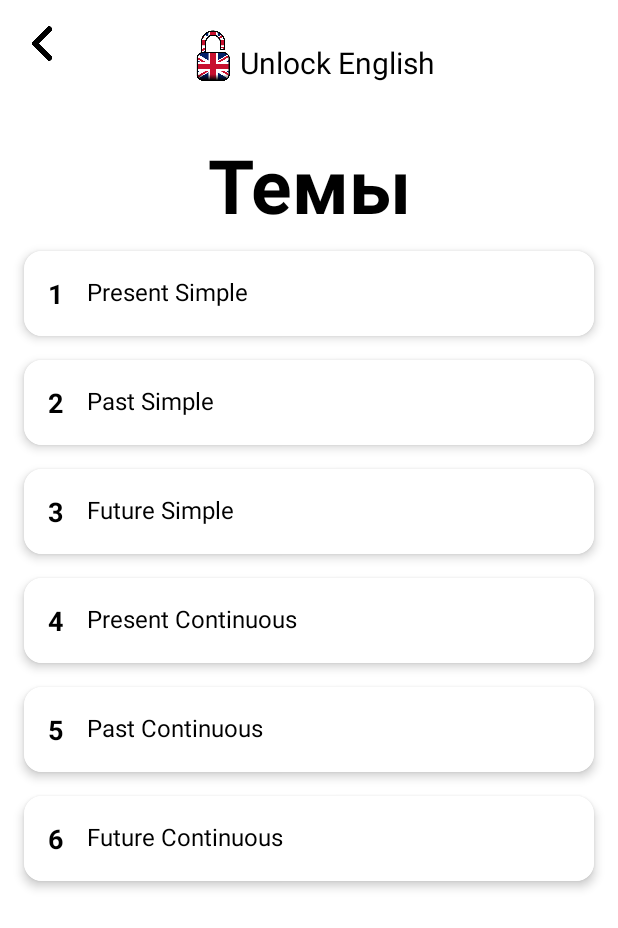
After one commit to RacconTukTIk/Unlock-English, an Android app: the ThemesActivity screen opened directly, with no data from a screen before it, on a phone screen of 412 x 824 dp. The commit adds this screen. Shown: the top 928 px of the screen. Run offline under Robolectric (Android 15) with nearby library versions, the phone set to English and light mode, and no system bars; our stand-ins replace Room's generated code.

Commit message:
add Themes and update BD

```diff
--- a/app/src/main/AndroidManifest.xml
+++ b/app/src/main/AndroidManifest.xml
@@ -14,6 +14,9 @@
         android:supportsRtl="true"
         android:theme="@style/Theme.Application"
         tools:targetApi="31">
+        <activity
+            android:name=".ThemesActivity"
+            android:exported="false" />
         <activity
             android:name=".BottomNavigationActivity"
             android:exported="true" />
@@ -53,8 +56,7 @@
         <activity
             android:name=".AccountMainActivity"
             android:exported="true"
-            android:label="acc_page"
-            />
+            android:label="acc_page" />
 
         <meta-data
             android:name="preloaded_fonts"
--- a/app/src/main/java/com/example/application/DataBase.kt
+++ b/app/src/main/java/com/example/application/DataBase.kt
@@ -4,6 +4,10 @@ import androidx.room.Database
 import androidx.room.Room
 import androidx.room.RoomDatabase
 import android.content.Context
+import androidx.sqlite.db.SupportSQLiteDatabase
+import kotlinx.coroutines.CoroutineScope
+import kotlinx.coroutines.Dispatchers
+import kotlinx.coroutines.launch
 
 @Database(entities = [Topic::class, Test::class], version = 1, exportSchema = false)
 abstract class EnglishDatabase : RoomDatabase() {
@@ -21,10 +25,35 @@ abstract class EnglishDatabase : RoomDatabase() {
                     context.applicationContext,
                     EnglishDatabase::class.java,
                     "english_database"
-                ).build()
+                ).addCallback(DatabaseCallback(context))
+                    .build()
                 INSTANCE = instance
                 instance
             }
         }
     }
+    private class DatabaseCallback(private val context: Context) : RoomDatabase.Callback() {
+        override fun onCreate(db: SupportSQLiteDatabase) {
+            super.onCreate(db)
+            // Заполнение базы данных начальными данными
+            CoroutineScope(Dispatchers.IO).launch {
+                val database = getDatabase(context)
+                val topicDao = database.topicDao()
+
+                // Добавление начальных тем
+                val topics = listOf(
+                    Topic(title = "Present Simple", description = "Basic present tense"),
+                    Topic(title = "Past Simple", description = "Basic past tense"),
+                    Topic(title = "Future Simple", description = "Basic future tense"),
+                    Topic(title = "Present Continuous", description = "Ongoing actions in the present"),
+                    Topic(title = "Past Continuous", description = "Ongoing actions in the past"),
+                    Topic(title = "Future Continuous", description = "Ongoing actions in the future")
+                )
+
+                topics.forEach { topic ->
+                    topicDao.insert(topic)
+                }
+            }
+        }
+    }
 }
--- a/app/src/main/java/com/example/application/MenuFragment.kt
+++ b/app/src/main/java/com/example/application/MenuFragment.kt
@@ -1,5 +1,6 @@
 package com.example.application
 
+import android.content.Intent
 import android.os.Bundle
 import androidx.fragment.app.Fragment
 import android.view.LayoutInflater
@@ -15,9 +16,16 @@ class MenuFragment : Fragment() {
         container: ViewGroup?,
         savedInstanceState: Bundle?
     ): View? {
-        // Inflating layout for this fragment
-        return inflater.inflate(R.layout.activity_menu, container, false)
+        val view = inflater.inflate(R.layout.activity_menu, container, false)
+        val buttonThemes: Button = view.findViewById(R.id.button_themes)
+        buttonThemes.setOnClickListener {
+            val intent = Intent(requireActivity(),ThemesActivity::class.java)
+            startActivity(intent)
+        }
+        return view
     }
+
+
 
     companion object {
         @JvmStatic
--- /dev/null
+++ b/app/src/main/java/com/example/application/ThemesActivity.kt
@@ -0,0 +1,64 @@
+package com.example.application
+
+import android.os.Bundle
+import android.util.Log
+import android.widget.ImageView
+import android.widget.Toast
+import androidx.activity.enableEdgeToEdge
+import androidx.appcompat.app.AppCompatActivity
+import androidx.core.view.ViewCompat
+import androidx.core.view.WindowInsetsCompat
+import androidx.lifecycle.lifecycleScope
+import androidx.recyclerview.widget.LinearLayoutManager
+import androidx.recyclerview.widget.RecyclerView
+import kotlinx.coroutines.launch
+
+class ThemesActivity : AppCompatActivity() {
+
+    private lateinit var recyclerView: RecyclerView
+    private lateinit var adapter: TopicsAdapter
+    private lateinit var englishDatabase: EnglishDatabase
+    private lateinit var topicDao: TopicDao
+
+    override fun onCreate(savedInstanceState: Bundle?) {
+        super.onCreate(savedInstanceState)
+        setContentView(R.layout.activity_themes)
+
+        recyclerView = findViewById(R.id.recyclerViewThemes)
+        recyclerView.layoutManager = LinearLayoutManager(this)
+
+        // Инициализация базы данных и DAO
+        englishDatabase = EnglishDatabase.getDatabase(this)
+        topicDao = englishDatabase.topicDao()
+
+        // Загрузка данных из базы данных
+        loadTopics()
+
+        val buttonExit: ImageView = findViewById(R.id.exitTheme)
+        buttonExit.setOnClickListener {
+            finish()
+        }
+    }
+
+    private fun loadTopics() {
+        lifecycleScope.launch {
+            topicDao.getAllTopics().collect { topics ->
+                // Логируем данные
+                Log.d("ThemesActivity", "Loaded topics: ${topics.size}")
+                topics.forEach { topic ->
+                    Log.d("ThemesActivity", "Topic: ${topic.id}, ${topic.title}")
+                }
+
+                // Обновляем адаптер
+                adapter = TopicsAdapter(topics) { topic ->
+                    Toast.makeText(this@ThemesActivity, "Выбрана тема: ${topic.title}", Toast.LENGTH_SHORT).show()
+                }
+                recyclerView.adapter = adapter
+            }
+        }
+    }
+
+    override fun onBackPressed() {
+
+    }
+}
--- /dev/null
+++ b/app/src/main/java/com/example/application/TopicsAdapter.kt
@@ -0,0 +1,45 @@
+package com.example.application
+
+import android.view.LayoutInflater
+import android.view.View
+import android.view.ViewGroup
+import android.widget.TextView
+import androidx.recyclerview.widget.RecyclerView
+
+class TopicsAdapter(
+    private val topics: List<Topic>,
+    private val onTopicClick: (Topic) -> Unit // Обработчик нажатия
+) : RecyclerView.Adapter<TopicsAdapter.TopicViewHolder>() {
+
+    override fun onCreateViewHolder(parent: ViewGroup, viewType: Int): TopicViewHolder {
+        val view = LayoutInflater.from(parent.context).inflate(R.layout.item_topic, parent, false)
+        return TopicViewHolder(view)
+    }
+
+    override fun onBindViewHolder(holder: TopicViewHolder, position: Int) {
+        val topic = topics[position]
+        holder.bind(topic)
+    }
+
+    override fun getItemCount(): Int {
+        return topics.size
+    }
+
+    inner class TopicViewHolder(itemView: View) : RecyclerView.ViewHolder(itemView) {
+        private val textTopicNumber: TextView = itemView.findViewById(R.id.textTopicNumber)
+        private val textTopicTitle: TextView = itemView.findViewById(R.id.textTopicTitle)
+
+        fun bind(topic: Topic) {
+            // Устанавливаем номер темы из поля id
+            textTopicNumber.text = topic.id.toString()
+
+            // Устанавливаем заголовок темы
+            textTopicTitle.text = topic.title
+
+            // Обработка нажатия на элемент
+            itemView.setOnClickListener {
+                onTopicClick(topic)
+            }
+        }
+    }
+}
--- a/app/src/main/res/layout/activity_calendar.xml
+++ b/app/src/main/res/layout/activity_calendar.xml
@@ -5,7 +5,7 @@
     android:id="@+id/main"
     android:layout_width="match_parent"
     android:layout_height="match_parent"
-    tools:context=".CalendarActivity">
+    android:background="@color/white">
 
 
     <TextView
@@ -29,6 +29,7 @@
         android:layout_width="wrap_content"
         android:layout_height="wrap_content"
         android:layout_gravity="center"
+        android:textColor="@color/black"
         android:text="Ноябрь 2024 г."
         android:textSize="20sp"
         android:textStyle="bold"
--- a/app/src/main/res/layout/activity_menu.xml
+++ b/app/src/main/res/layout/activity_menu.xml
@@ -15,6 +15,7 @@
         android:layout_gravity="center"
         android:layout_marginBottom="8dp"
         android:fontFamily="@font/inter_bold"
+        android:textColor="@color/black"
         android:text="Главная"
         android:textSize="25sp"
         android:textStyle="bold"
@@ -74,15 +75,14 @@
         android:layout_width="148dp"
         android:layout_height="wrap_content"
         android:layout_marginTop="64dp"
-        android:layout_marginEnd="48dp"
         android:backgroundTint="#A6C8EB"
         android:text="Ошибки"
         android:textColor="#000000"
         android:translationY="-48dp"
         app:layout_constraintBottom_toBottomOf="parent"
         app:layout_constraintEnd_toEndOf="parent"
-        app:layout_constraintHorizontal_bias="1.0"
-        app:layout_constraintStart_toEndOf="@+id/button_themes"
+        app:layout_constraintHorizontal_bias="0.821"
+        app:layout_constraintStart_toStartOf="parent"
         app:layout_constraintTop_toBottomOf="@+id/button_exam"
         app:layout_constraintVertical_bias="0.0" />
 
@@ -113,8 +113,8 @@
         android:translationY="-96dp"
         app:layout_constraintBottom_toBottomOf="parent"
         app:layout_constraintEnd_toEndOf="parent"
-        app:layout_constraintHorizontal_bias="0.268"
-        app:layout_constraintStart_toEndOf="@+id/button_favorite"
+        app:layout_constraintHorizontal_bias="0.821"
+        app:layout_constraintStart_toStartOf="parent"
         app:layout_constraintTop_toBottomOf="@+id/button_mistakes"
         app:layout_constraintVertical_bias="0.0" />
 
--- /dev/null
+++ b/app/src/main/res/layout/activity_themes.xml
@@ -0,0 +1,77 @@
+<?xml version="1.0" encoding="utf-8"?>
+<androidx.constraintlayout.widget.ConstraintLayout xmlns:android="http://schemas.android.com/apk/res/android"
+    xmlns:app="http://schemas.android.com/apk/res-auto"
+    xmlns:tools="http://schemas.android.com/tools"
+    android:id="@+id/main"
+    android:layout_width="match_parent"
+    android:layout_height="match_parent"
+    android:background="@color/white"
+    tools:context=".ThemesActivity">
+
+    <ImageView
+        android:id="@+id/imageUnlockEnglish"
+        android:layout_width="36dp"
+        android:layout_height="42dp"
+        android:layout_marginTop="16dp"
+        app:layout_constraintBottom_toTopOf="@+id/linearLayout"
+        app:layout_constraintEnd_toEndOf="parent"
+        app:layout_constraintHorizontal_bias="0.33"
+        app:layout_constraintStart_toStartOf="parent"
+        app:layout_constraintTop_toTopOf="parent"
+        app:layout_constraintVertical_bias="0.0"
+        app:srcCompat="@drawable/unlockenglish" />
+
+    <TextView
+        android:id="@+id/textUnlockEnglish"
+        android:layout_width="wrap_content"
+        android:layout_height="wrap_content"
+        android:layout_marginTop="28dp"
+        android:gravity="center"
+        android:text="Unlock English"
+        android:textColor="@color/black"
+        android:textSize="20sp"
+        app:layout_constraintBottom_toTopOf="@+id/linearLayout"
+        app:layout_constraintEnd_toEndOf="parent"
+        app:layout_constraintHorizontal_bias="0.0"
+        app:layout_constraintStart_toEndOf="@+id/imageUnlockEnglish"
+        app:layout_constraintTop_toTopOf="parent"
+        app:layout_constraintVertical_bias="0.861" />
+
+    <ImageView
+        android:id="@+id/exitTheme"
+        android:layout_width="24dp"
+        android:layout_height="23dp"
+        app:layout_constraintBottom_toBottomOf="parent"
+        app:layout_constraintEnd_toEndOf="parent"
+        app:layout_constraintHorizontal_bias="0.041"
+        app:layout_constraintStart_toStartOf="parent"
+        app:layout_constraintTop_toTopOf="parent"
+        app:layout_constraintVertical_bias="0.022"
+        app:srcCompat="@drawable/icon_right_arrow" />
+
+    <TextView
+        android:id="@+id/textThemes"
+        android:layout_width="193dp"
+        android:layout_height="64dp"
+        android:fontFamily="@font/inter_bold"
+        android:gravity="center"
+        android:text="Темы"
+        android:textColor="@color/black"
+        android:textSize="50dp"
+        app:layout_constraintBottom_toBottomOf="parent"
+        app:layout_constraintEnd_toEndOf="parent"
+        app:layout_constraintStart_toStartOf="parent"
+        app:layout_constraintTop_toTopOf="parent"
+        app:layout_constraintVertical_bias="0.115" />
+
+    <androidx.recyclerview.widget.RecyclerView
+        android:id="@+id/recyclerViewThemes"
+        android:layout_width="0dp"
+        android:layout_height="0dp"
+        app:layout_constraintTop_toBottomOf="@id/textThemes"
+        app:layout_constraintBottom_toBottomOf="parent"
+        app:layout_constraintStart_toStartOf="parent"
+        app:layout_constraintEnd_toEndOf="parent"
+        android:layout_margin="8dp" />
+
+</androidx.constraintlayout.widget.ConstraintLayout>
--- a/app/src/main/res/layout/item_day.xml
+++ b/app/src/main/res/layout/item_day.xml
@@ -9,6 +9,7 @@
         android:id="@+id/dayTextView"
         android:layout_width="wrap_content"
         android:layout_height="wrap_content"
+        android:textColor="@color/black"
         android:gravity="center"
         android:textSize="16sp"
         android:padding="8dp"
--- /dev/null
+++ b/app/src/main/res/layout/item_topic.xml
@@ -0,0 +1,44 @@
+<?xml version="1.0" encoding="utf-8"?>
+<androidx.cardview.widget.CardView xmlns:android="http://schemas.android.com/apk/res/android"
+    xmlns:app="http://schemas.android.com/apk/res-auto"
+    android:layout_width="match_parent"
+    android:layout_height="wrap_content"
+    android:layout_margin="8dp"
+    app:cardCornerRadius="12dp"
+    app:cardElevation="4dp"
+    android:background="@color/white">
+
+    <androidx.constraintlayout.widget.ConstraintLayout
+        android:layout_width="match_parent"
+        android:layout_height="wrap_content"
+        android:padding="16dp"
+        android:background="@color/white">
+
+        <!-- Номер темы -->
+        <TextView
+            android:id="@+id/textTopicNumber"
+            android:layout_width="wrap_content"
+            android:layout_height="wrap_content"
+            android:text="1"
+            android:textSize="18sp"
+            android:textColor="@color/black"
+            android:textStyle="bold"
+            app:layout_constraintStart_toStartOf="parent"
+            app:layout_constraintTop_toTopOf="parent" />
+
+        <!-- Название темы -->
+        <TextView
+            android:id="@+id/textTopicTitle"
+            android:layout_width="0dp"
+            android:layout_height="wrap_content"
+            android:text="Название темы"
+            android:textSize="16sp"
+            android:textColor="@color/black"
+            app:layout_constraintStart_toEndOf="@id/textTopicNumber"
+            app:layout_constraintTop_toTopOf="parent"
+            app:layout_constraintEnd_toEndOf="parent"
+            android:layout_marginStart="16dp" />
+
+
+    </androidx.constraintlayout.widget.ConstraintLayout>
+</androidx.cardview.widget.CardView>
```
